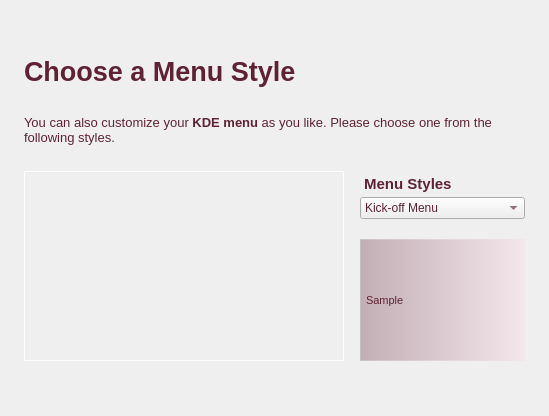
The window that kde/kaptan/src/gui/menuWidget.ui (pars-linux/uludag) describes before a commit, drawn with Qt 5.
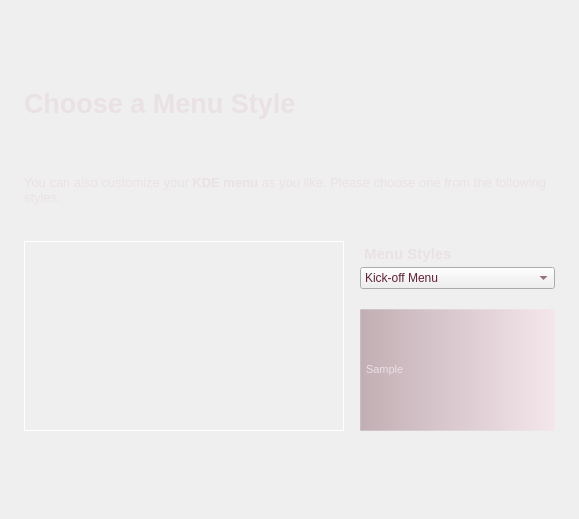
The same window after the commit.

```diff
--- a/kde/kaptan/src/gui/menuWidget.ui
+++ b/kde/kaptan/src/gui/menuWidget.ui
@@ -6,8 +6,8 @@
    <rect>
     <x>0</x>
     <y>0</y>
-    <width>549</width>
-    <height>416</height>
+    <width>579</width>
+    <height>519</height>
    </rect>
   </property>
   <property name="sizePolicy">
@@ -52,7 +52,11 @@
         <string>color: rgb(95, 34, 52);</string>
        </property>
        <property name="text">
-        <string>Choose a Menu Style</string>
+        <string>&lt;!DOCTYPE HTML PUBLIC &quot;-//W3C//DTD HTML 4.0//EN&quot; &quot;http://www.w3.org/TR/REC-html40/strict.dtd&quot;&gt;
+&lt;html&gt;&lt;head&gt;&lt;meta name=&quot;qrichtext&quot; content=&quot;1&quot; /&gt;&lt;style type=&quot;text/css&quot;&gt;
+p, li { white-space: pre-wrap; }
+&lt;/style&gt;&lt;/head&gt;&lt;body style=&quot; font-family:'Sans Serif'; font-size:20pt; font-weight:600; font-style:normal;&quot;&gt;
+&lt;p style=&quot; margin-top:0px; margin-bottom:0px; margin-left:0px; margin-right:0px; -qt-block-indent:0; text-indent:0px;&quot;&gt;&lt;span style=&quot; color:#eae1e4;&quot;&gt;Choose a Menu Style&lt;/span&gt;&lt;/p&gt;&lt;/body&gt;&lt;/html&gt;</string>
        </property>
       </widget>
      </item>
@@ -67,7 +71,7 @@
        <property name="sizeHint" stdset="0">
         <size>
          <width>20</width>
-         <height>22</height>
+         <height>50</height>
         </size>
        </property>
       </spacer>
@@ -86,7 +90,7 @@
 &lt;html&gt;&lt;head&gt;&lt;meta name=&quot;qrichtext&quot; content=&quot;1&quot; /&gt;&lt;style type=&quot;text/css&quot;&gt;
 p, li { white-space: pre-wrap; }
 &lt;/style&gt;&lt;/head&gt;&lt;body style=&quot; font-family:'Sans Serif'; font-size:10pt; font-weight:400; font-style:normal;&quot;&gt;
-&lt;p style=&quot; margin-top:0px; margin-bottom:0px; margin-left:0px; margin-right:0px; -qt-block-indent:0; text-indent:0px;&quot;&gt;&lt;span style=&quot; color:#5f2234;&quot;&gt;You can also customize your &lt;/span&gt;&lt;span style=&quot; font-weight:600; color:#5f2234;&quot;&gt;KDE menu&lt;/span&gt;&lt;span style=&quot; color:#5f2234;&quot;&gt; as you like. Please choose one from the following styles.&lt;/span&gt;&lt;/p&gt;&lt;/body&gt;&lt;/html&gt;</string>
+&lt;p style=&quot; margin-top:0px; margin-bottom:0px; margin-left:0px; margin-right:0px; -qt-block-indent:0; text-indent:0px;&quot;&gt;&lt;span style=&quot; color:#eae1e4;&quot;&gt;You can also customize your &lt;/span&gt;&lt;span style=&quot; font-weight:600; color:#eae1e4;&quot;&gt;KDE menu&lt;/span&gt;&lt;span style=&quot; color:#eae1e4;&quot;&gt; as you like. Please choose one from the following styles.&lt;/span&gt;&lt;/p&gt;&lt;/body&gt;&lt;/html&gt;</string>
          </property>
          <property name="wordWrap">
           <bool>true</bool>
@@ -108,7 +112,7 @@
          <property name="sizeHint" stdset="0">
           <size>
            <width>20</width>
-           <height>20</height>
+           <height>30</height>
           </size>
          </property>
         </spacer>
@@ -200,8 +204,8 @@
                 <string>&lt;!DOCTYPE HTML PUBLIC &quot;-//W3C//DTD HTML 4.0//EN&quot; &quot;http://www.w3.org/TR/REC-html40/strict.dtd&quot;&gt;
 &lt;html&gt;&lt;head&gt;&lt;meta name=&quot;qrichtext&quot; content=&quot;1&quot; /&gt;&lt;style type=&quot;text/css&quot;&gt;
 p, li { white-space: pre-wrap; }
-&lt;/style&gt;&lt;/head&gt;&lt;body style=&quot; font-family:'Sans Serif'; font-size:11pt; font-weight:400; font-style:normal;&quot;&gt;
-&lt;p style=&quot; margin-top:0px; margin-bottom:0px; margin-left:0px; margin-right:0px; -qt-block-indent:0; text-indent:0px;&quot;&gt;&lt;span style=&quot; font-family:'Droid Sans'; font-weight:600; color:#5f2234;&quot;&gt; Menu Styles&lt;/span&gt;&lt;/p&gt;&lt;/body&gt;&lt;/html&gt;</string>
+&lt;/style&gt;&lt;/head&gt;&lt;body style=&quot;font-size:11pt; font-weight:400; font-style:normal;&quot;&gt;
+&lt;p style=&quot; margin-top:0px; margin-bottom:0px; margin-left:0px; margin-right:0px; -qt-block-indent:0; text-indent:0px;&quot;&gt;&lt;span style=&quot;font-weight:600; color:#eae1e4;&quot;&gt; Menu Styles&lt;/span&gt;&lt;/p&gt;&lt;/body&gt;&lt;/html&gt;</string>
                </property>
               </widget>
              </item>
@@ -257,15 +261,17 @@
                 </font>
                </property>
                <property name="styleSheet">
-                <string notr="true">	background-color: qlineargradient(spread:pad, x1:0, y1:0, x2:1, y2:0, stop:0 rgba(0, 0, 0, 81), stop:0.00537634 rgba(95, 34, 52, 80), stop:1 rgba(255, 213, 230, 80));
-
+                <string notr="true">background-color: qlineargradient(spread:pad, x1:0, y1:0, x2:1, y2:0, stop:0 rgba(0, 0, 0, 81), stop:0.00537634 rgba(95, 34, 52, 80), stop:1 rgba(255, 213, 230, 80));
 border: 1px solid rgb(236, 236, 236, 80);
-
-color: rgb(95, 34, 52);
-padding:5px;</string>
+padding:5px;
+color: rgb(234, 225, 228);</string>
                </property>
                <property name="text">
-                <string>Sample</string>
+                <string>&lt;!DOCTYPE HTML PUBLIC &quot;-//W3C//DTD HTML 4.0//EN&quot; &quot;http://www.w3.org/TR/REC-html40/strict.dtd&quot;&gt;
+&lt;html&gt;&lt;head&gt;&lt;meta name=&quot;qrichtext&quot; content=&quot;1&quot; /&gt;&lt;style type=&quot;text/css&quot;&gt;
+p, li { white-space: pre-wrap; }
+&lt;/style&gt;&lt;/head&gt;&lt;body style=&quot; font-family:'Sans Serif'; font-size:8pt; font-weight:400; font-style:normal;&quot;&gt;
+&lt;p style=&quot; margin-top:0px; margin-bottom:0px; margin-left:0px; margin-right:0px; -qt-block-indent:0; text-indent:0px;&quot;&gt;&lt;span style=&quot; color:#eae1e4;&quot;&gt;Sample&lt;/span&gt;&lt;/p&gt;&lt;/body&gt;&lt;/html&gt;</string>
                </property>
                <property name="scaledContents">
                 <bool>false</bool>
```
